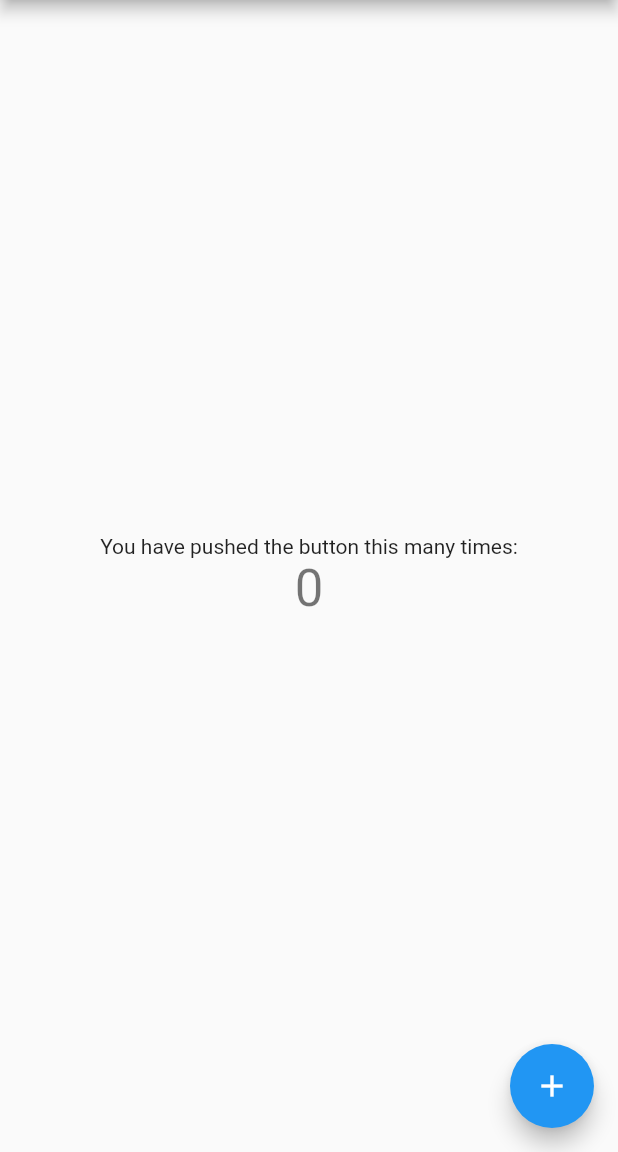
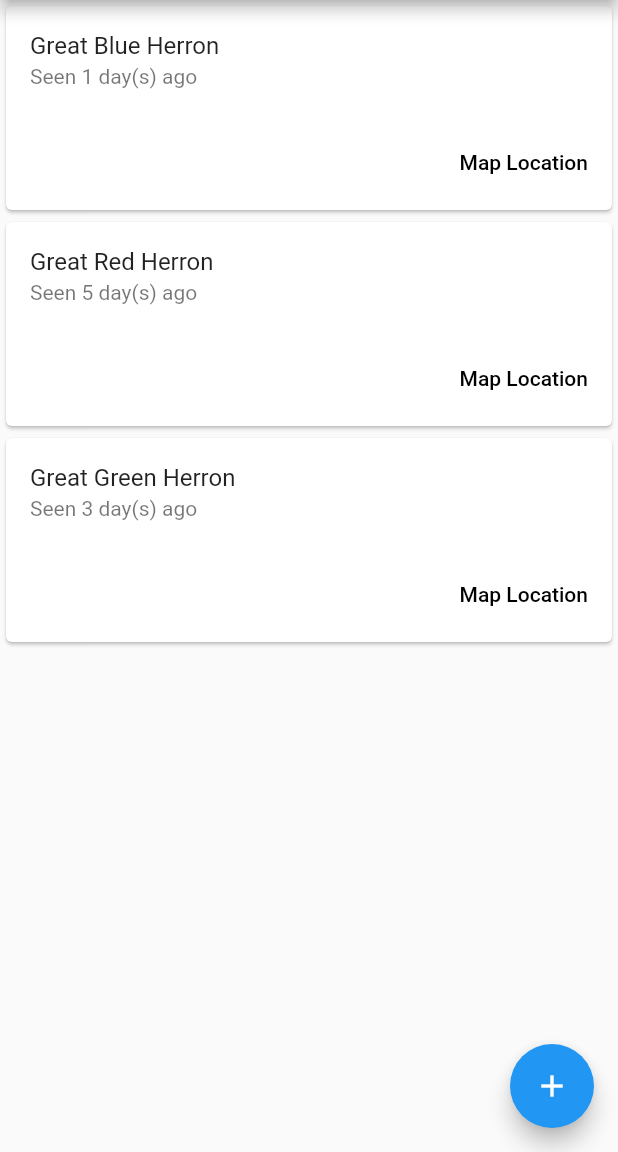
Before and after one commit to kchamilton/BirdApp, a Flutter app: the screen it shows after launch, on a phone screen of 412 x 824 dp, the part 84-1236 px from its top. Run offline on Flutter 3.47's test engine with Material 2 defaults, Android fonts, the phone set to English and light mode, and no system bars; our stand-ins replace location; missing offline and left inert: haversine.

Commit message:
Starting work on the List page

```diff
--- /dev/null
+++ b/lib/Bird.dart
@@ -0,0 +1,137 @@
+import 'dart:async';
+
+import 'package:flutter/material.dart';
+import 'package:flutter/services.dart';
+import 'package:location/location.dart';
+import 'package:haversine/haversine.dart';
+
+import 'package:url_launcher/url_launcher.dart';
+
+class Bird{
+  String speciesCode;//	"grbher3"
+  String comName;//	"Great Blue Heron"
+  String sciName;//	"Ardea herodias"
+  String locId;//	"L6439105"
+  String locName;//	"Ole Colony GC"
+  String obsDt;//	"2018-11-30 16:44"
+  int howMany;//	2
+  double lat;//	33.2566041
+  double lng;//	-87.5382442
+  bool obsValid;//	true
+  bool obsReviewed;//	false
+  bool locationPrivate;//	true
+
+  Bird(String speciesCode, String commonName, String scientificName,
+      String locationID, String locationName, String observationDate, int howMany,
+      double lat, double long, bool valid, bool reviewed, bool locationPrivate
+      ){
+    this.speciesCode = speciesCode;
+    this.comName = commonName;
+    this.sciName = scientificName;
+    this.locId = locationID;
+    this.locName = locationName;
+    this.obsDt = observationDate;
+    this.howMany = howMany;
+    this.lat = lat;
+    this.lng = long;
+    this.obsValid = valid;
+    this.obsReviewed = reviewed;
+    this.locationPrivate = locationPrivate;
+  }
+}
+
+class BirdData{
+
+  Future<void> getLocation() async{
+    var currentLocation = <String, double>{};
+    var location = new Location();
+    try {
+      currentLocation = await location.getLocation();
+      latitude = currentLocation["latitude"];
+      longitude = currentLocation["longitude"];
+
+      print("Lat/long Found -=-=-=-=-=-=-=-=-=-=-=-=-" + latitude.toString());
+
+    } on PlatformException {
+      currentLocation = null;
+    }
+  }
+
+  BirdData(){
+    getLocation();
+  }
+  double latitude;
+  double longitude;
+
+  Widget scrollingBirdList(List<Bird> birdDataList){
+    Stream<Bird> birdDataStream = Stream.fromIterable(birdDataList);
+
+
+    return new StreamBuilder(
+        stream: birdDataStream,
+        builder: (BuildContext context, AsyncSnapshot<Bird> snapshot){
+          return new ListView(
+            children: generateAllTiles(birdDataList),
+          );
+        }
+    );
+  }
+
+  List<Widget> generateAllTiles(List<Bird> birdList){
+    List<Widget> tileList = new List();
+    for (var bird in birdList){
+      tileList.add(generateTile(bird));
+    }
+    return tileList;
+  }
+
+  Widget generateTile(Bird bird){
+    String titleName = bird.comName ?? "Missing Name";
+    String timeAndDistance = "";
+    if(bird.obsDt.isNotEmpty){
+      timeAndDistance = "Seen ";
+      var now = DateTime.now();
+      var then = DateTime.parse(bird.obsDt);
+      Duration difference = now.difference(then);
+      timeAndDistance += (difference.inDays + 1 ).toString();
+      timeAndDistance += " day(s) ago ";
+    }
+    if(bird.lat != null && bird.lng != null
+      && latitude != null && longitude != null){
+      Haversine distance = new Haversine.fromDegrees(
+          latitude1: bird.lat,
+          longitude1: bird.lng,
+          latitude2: latitude,
+          longitude2: longitude
+      );
+      timeAndDistance += distance.toString() + " away";
+    }
+
+    print(latitude);
+    return new Card(
+      child: new Column(
+        mainAxisSize: MainAxisSize.min,
+        children: <Widget>[
+          ListTile(
+            title: Text(titleName),
+            subtitle: Text(timeAndDistance),
+          ),
+          ButtonTheme.bar( // make buttons use the appropriate styles for cards
+            child: ButtonBar(
+              children: <Widget>[
+                FlatButton(
+                  child: const Text('Map Location'),
+                  onPressed: () {
+                    String latString = bird.lat.toString();
+                    String lngString = bird.lng.toString();
+                    launch("https://www.google.com/maps/search/?api=1&query=" + latString + "," + lngString);
+                    //https://www.google.com/maps/search/?api=1&query=36.26577,-92.54324
+                  },
+                ),
+              ],
+            ),
+          ),
+        ],
+    ),);
+  }
+}
--- a/lib/main.dart
+++ b/lib/main.dart
@@ -1,23 +1,19 @@
 import 'package:flutter/material.dart';
+
+import 'Bird.dart';
 
 void main() => runApp(MyApp());
 
+BirdData birdData;
+
 class MyApp extends StatelessWidget {
-  // This widget is the root of your application.
+  // This widget is the root of your application
+
   @override
   Widget build(BuildContext context) {
     return MaterialApp(
       title: 'Flutter Demo',
       theme: ThemeData(
-        // This is the theme of your application.
-        //
-        // Try running your application with "flutter run". You'll see the
-        // application has a blue toolbar. Then, without quitting the app, try
-        // changing the primarySwatch below to Colors.green and then invoke
-        // "hot reload" (press "r" in the console where you ran "flutter run",
-        // or simply save your changes to "hot reload" in a Flutter IDE).
-        // Notice that the counter didn't reset back to zero; the application
-        // is not restarted.
         primarySwatch: Colors.blue,
       ),
       home: MyHomePage(title: 'Flutter Demo Home Page'),
@@ -40,7 +36,8 @@ class MyHomePage extends StatefulWidget {
   final String title;
 
   @override
-  _MyHomePageState createState() => _MyHomePageState();
+  _MyHomePageState createState() =>
+    _MyHomePageState();
 }
 
 class _MyHomePageState extends State<MyHomePage> {
@@ -57,50 +54,31 @@ class _MyHomePageState extends State<MyHomePage> {
     });
   }
 
+  List<Bird> birdList = [
+    Bird("grbher3", "Great Blue Herron",
+      "Ardea herodias", "L6439105", "Ole Colony GC", "2018-11-30 16:44",
+      2, 33.2566041, -87.5382442, true, false, true),
+    Bird("grbher3", "Great Red Herron",
+        "Ardea herodias", "L6439105", "Ole Colony GC", "2018-11-26 16:44",
+        2, 33.2566041, -87.5382442, true, false, true),
+    Bird("grbher3", "Great Green Herron",
+        "Ardea herodias", "L6439105", "Ole Colony GC", "2018-11-28 16:44",
+        2, 33.2566041, -87.5382442, true, false, true),];
+  @override
+  void initState() {
+    // TODO: implement initState
+    birdData = new BirdData();
+    super.initState();
+  }
+
+
   @override
   Widget build(BuildContext context) {
-    // This method is rerun every time setState is called, for instance as done
-    // by the _incrementCounter method above.
-    //
-    // The Flutter framework has been optimized to make rerunning build methods
-    // fast, so that you can just rebuild anything that needs updating rather
-    // than having to individually change instances of widgets.
-    return Scaffold(
+     return Scaffold(
       appBar: AppBar(
-        // Here we take the value from the MyHomePage object that was created by
-        // the App.build method, and use it to set our appbar title.
         title: Text(widget.title),
       ),
-      body: Center(
-        // Center is a layout widget. It takes a single child and positions it
-        // in the middle of the parent.
-        child: Column(
-          // Column is also layout widget. It takes a list of children and
-          // arranges them vertically. By default, it sizes itself to fit its
-          // children horizontally, and tries to be as tall as its parent.
-          //
-          // Invoke "debug painting" (press "p" in the console, choose the
-          // "Toggle Debug Paint" action from the Flutter Inspector in Android
-          // Studio, or the "Toggle Debug Paint" command in Visual Studio Code)
-          // to see the wireframe for each widget.
-          //
-          // Column has various properties to control how it sizes itself and
-          // how it positions its children. Here we use mainAxisAlignment to
-          // center the children vertically; the main axis here is the vertical
-          // axis because Columns are vertical (the cross axis would be
-          // horizontal).
-          mainAxisAlignment: MainAxisAlignment.center,
-          children: <Widget>[
-            Text(
-              'You have pushed the button this many times:',
-            ),
-            Text(
-              '$_counter',
-              style: Theme.of(context).textTheme.display1,
-            ),
-          ],
-        ),
-      ),
+      body: birdData.scrollingBirdList(birdList),
       floatingActionButton: FloatingActionButton(
         onPressed: _incrementCounter,
         tooltip: 'Increment',
--- a/pubspec.yaml
+++ b/pubspec.yaml
@@ -17,6 +17,8 @@ dependencies:
     sdk: flutter
   http: ^0.12.0
   location:
+  haversine: ^1.0.2
+  url_launcher: 4.0.1
 
   # The following adds the Cupertino Icons font to your application.
   # Use with the CupertinoIcons class for iOS style icons.
```
